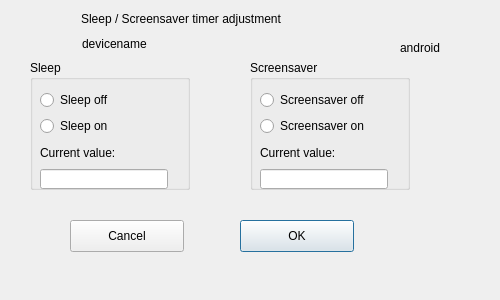
The window that sleepdialog.ui (Eliminater74/adblink) describes before a commit, drawn with Qt 5.
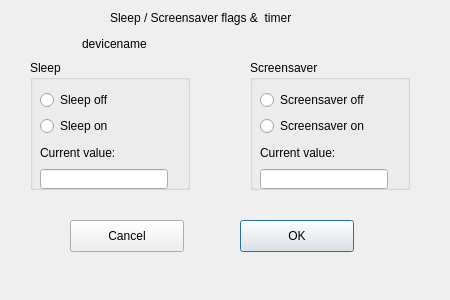
The same window after the commit.

Diff of the .ui file:
```diff
--- a/sleepdialog.ui
+++ b/sleepdialog.ui
@@ -9,20 +9,20 @@
    <rect>
     <x>0</x>
     <y>0</y>
-    <width>500</width>
+    <width>450</width>
     <height>300</height>
    </rect>
   </property>
   <property name="minimumSize">
    <size>
-    <width>500</width>
+    <width>450</width>
     <height>300</height>
    </size>
   </property>
   <property name="maximumSize">
    <size>
-    <width>500</width>
-    <height>900</height>
+    <width>450</width>
+    <height>300</height>
    </size>
   </property>
   <property name="windowTitle">
@@ -187,8 +187,8 @@
   <widget class="QLabel" name="androidLabel">
    <property name="geometry">
     <rect>
-     <x>400</x>
-     <y>40</y>
+     <x>180</x>
+     <y>490</y>
      <width>46</width>
      <height>16</height>
     </rect>
@@ -200,14 +200,14 @@
   <widget class="QLabel" name="label">
    <property name="geometry">
     <rect>
-     <x>81</x>
-     <y>11</y>
+     <x>110</x>
+     <y>10</y>
      <width>224</width>
      <height>16</height>
     </rect>
    </property>
    <property name="text">
-    <string>Sleep / Screensaver timer adjustment</string>
+    <string>Sleep / Screensaver flags &amp;  timer</string>
    </property>
   </widget>
   <widget class="QLabel" name="deviceLabel">
```
